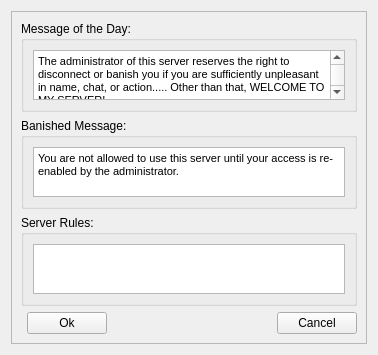
First picture: the form in ui/messages.ui, repository StarixWoS/ReMix, before the edit.
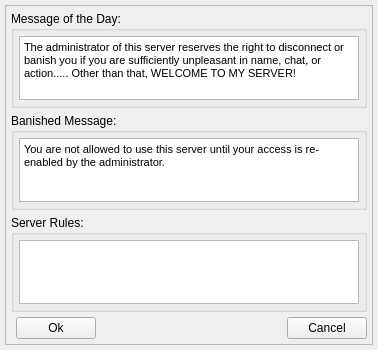
Second picture: the form after the edit.

What changed in the file:
```diff
--- a/ui/messages.ui
+++ b/ui/messages.ui
@@ -7,13 +7,28 @@
     <x>0</x>
     <y>0</y>
     <width>378</width>
-    <height>328</height>
+    <height>350</height>
    </rect>
   </property>
   <property name="windowTitle">
    <string>System Messages</string>
   </property>
   <layout class="QGridLayout" name="gridLayout">
+   <property name="leftMargin">
+    <number>5</number>
+   </property>
+   <property name="topMargin">
+    <number>5</number>
+   </property>
+   <property name="rightMargin">
+    <number>5</number>
+   </property>
+   <property name="bottomMargin">
+    <number>5</number>
+   </property>
+   <property name="spacing">
+    <number>5</number>
+   </property>
    <item row="0" column="0">
     <widget class="QFrame" name="frame">
      <property name="frameShape">
@@ -23,12 +38,42 @@
       <enum>QFrame::Raised</enum>
      </property>
      <layout class="QGridLayout" name="gridLayout_2">
+      <property name="leftMargin">
+       <number>5</number>
+      </property>
+      <property name="topMargin">
+       <number>5</number>
+      </property>
+      <property name="rightMargin">
+       <number>5</number>
+      </property>
+      <property name="bottomMargin">
+       <number>5</number>
+      </property>
+      <property name="spacing">
+       <number>5</number>
+      </property>
       <item row="2" column="0" colspan="4">
        <widget class="QGroupBox" name="groupBox_4">
         <property name="title">
          <string>Server Rules:</string>
         </property>
         <layout class="QGridLayout" name="gridLayout_6">
+         <property name="leftMargin">
+          <number>5</number>
+         </property>
+         <property name="topMargin">
+          <number>5</number>
+         </property>
+         <property name="rightMargin">
+          <number>5</number>
+         </property>
+         <property name="bottomMargin">
+          <number>5</number>
+         </property>
+         <property name="spacing">
+          <number>5</number>
+         </property>
          <item row="0" column="0">
           <widget class="QTextEdit" name="rulesEdit">
            <property name="minimumSize">
@@ -51,6 +96,21 @@
          <string>Banished Message:</string>
         </property>
         <layout class="QGridLayout" name="gridLayout_4">
+         <property name="leftMargin">
+          <number>5</number>
+         </property>
+         <property name="topMargin">
+          <number>5</number>
+         </property>
+         <property name="rightMargin">
+          <number>5</number>
+         </property>
+         <property name="bottomMargin">
+          <number>5</number>
+         </property>
+         <property name="spacing">
+          <number>5</number>
+         </property>
          <item row="0" column="0">
           <widget class="QTextEdit" name="banishedEdit">
            <property name="minimumSize">
@@ -80,6 +140,21 @@
          <string>Message of the Day:</string>
         </property>
         <layout class="QGridLayout" name="gridLayout_3">
+         <property name="leftMargin">
+          <number>5</number>
+         </property>
+         <property name="topMargin">
+          <number>5</number>
+         </property>
+         <property name="rightMargin">
+          <number>5</number>
+         </property>
+         <property name="bottomMargin">
+          <number>5</number>
+         </property>
+         <property name="spacing">
+          <number>5</number>
+         </property>
          <item row="0" column="0">
           <widget class="QTextEdit" name="motdEdit">
            <property name="minimumSize">
```
